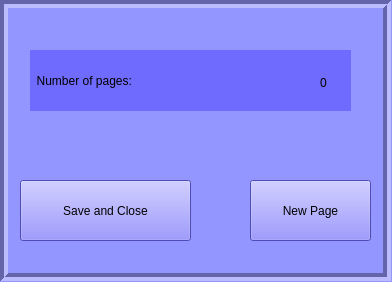
Old version of the form menus/create_menu/create_popup.ui in the repository JoaoCarlosNascimento/HandSignLanguage.
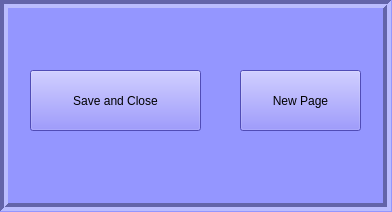
New version of the form.

Commit message:
menu create
tirei o "contador" de páginas do popup

```diff
--- a/menus/create_menu/create_popup.ui
+++ b/menus/create_menu/create_popup.ui
@@ -10,7 +10,7 @@
     <x>0</x>
     <y>0</y>
     <width>392</width>
-    <height>282</height>
+    <height>212</height>
    </rect>
   </property>
   <property name="windowTitle">
@@ -26,8 +26,8 @@
   <widget class="QPushButton" name="bt_sc">
    <property name="geometry">
     <rect>
-     <x>20</x>
-     <y>180</y>
+     <x>30</x>
+     <y>70</y>
      <width>171</width>
      <height>61</height>
     </rect>
@@ -43,8 +43,8 @@
   <widget class="QPushButton" name="bt_np">
    <property name="geometry">
     <rect>
-     <x>250</x>
-     <y>180</y>
+     <x>240</x>
+     <y>70</y>
      <width>121</width>
      <height>61</height>
     </rect>
@@ -57,47 +57,13 @@
     <string>New Page</string>
    </property>
   </widget>
-  <widget class="QLabel" name="label">
-   <property name="geometry">
-    <rect>
-     <x>30</x>
-     <y>50</y>
-     <width>321</width>
-     <height>61</height>
-    </rect>
-   </property>
-   <property name="styleSheet">
-    <string notr="true">font: 24pt &quot;Franklin Gothic Demi&quot;;
-background-color: rgb(112, 107, 255);</string>
-   </property>
-   <property name="text">
-    <string>  Number of pages:</string>
-   </property>
-  </widget>
-  <widget class="QLabel" name="number_of_pages">
-   <property name="geometry">
-    <rect>
-     <x>320</x>
-     <y>62</y>
-     <width>31</width>
-     <height>41</height>
-    </rect>
-   </property>
-   <property name="styleSheet">
-    <string notr="true">font: 24pt &quot;Franklin Gothic Demi&quot;;
-background-color: rgb(112, 107, 255);</string>
-   </property>
-   <property name="text">
-    <string>0</string>
-   </property>
-  </widget>
   <widget class="QLabel" name="label_2">
    <property name="geometry">
     <rect>
      <x>0</x>
      <y>0</y>
      <width>391</width>
-     <height>281</height>
+     <height>211</height>
     </rect>
    </property>
    <property name="frameShape">
```
Left out of the diff: 2 changed lines with no effect on the pictures.
